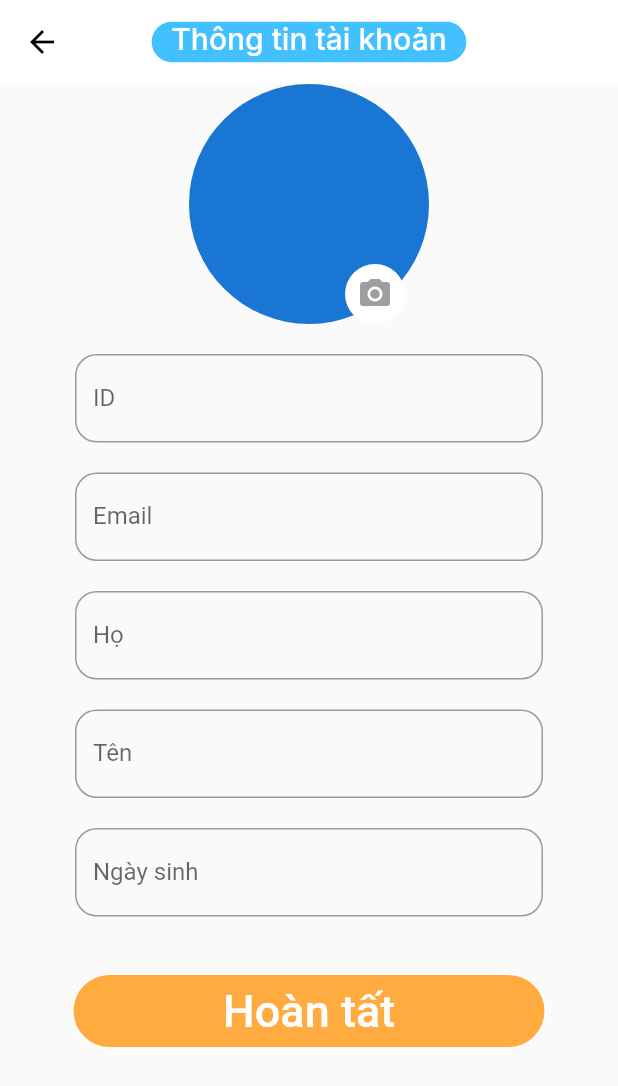
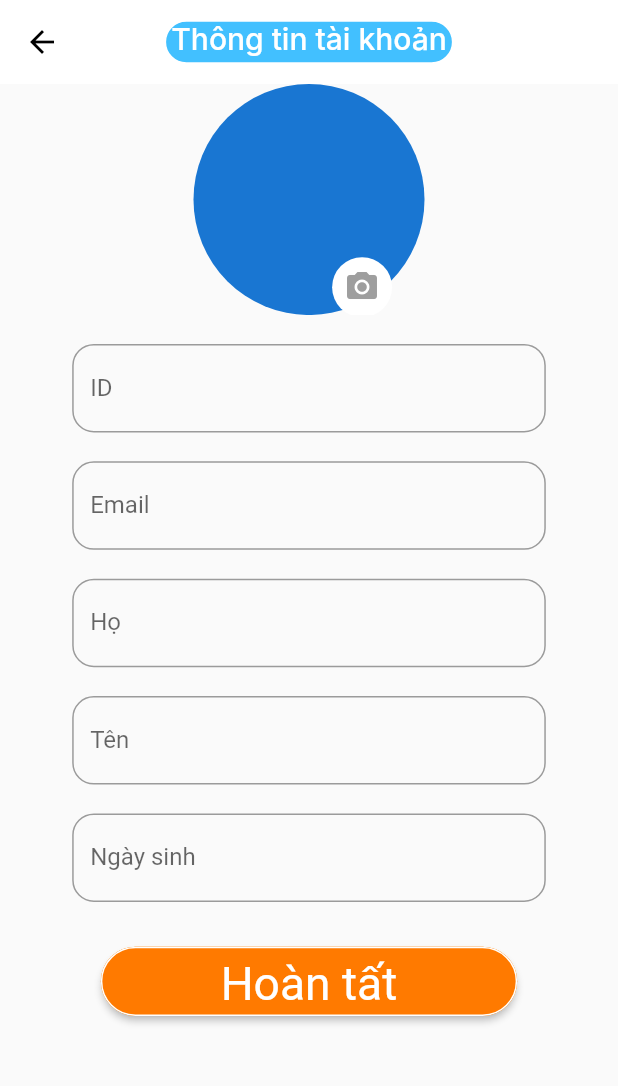
Before and after one commit to hieutran018/hab_app_trac_nghiem, a Flutter app: the screen it shows after launch, item 5 of the bottom bar chosen, after a tap on "Thông tin cá nhân", on a phone screen of 412 x 824 dp. Shown: the top 1086 px of the screen. Run offline on Flutter 3.47's test engine with Material 2 defaults, Android fonts, the phone set to English and light mode, and no system bars; our stand-ins replace bordered_text, flutter_screenutil, flutter_svg, google_fonts, persistent_bottom_nav_bar, shared_preferences and 2 more.

Commit message:
update UI info screen + setting screen + clean code 2 screen

```diff
--- a/lib/ui/main_screen.dart
+++ b/lib/ui/main_screen.dart
@@ -60,10 +60,6 @@ class MainScreenState extends State<MainScreen> {
 
   @override
   Widget build(BuildContext context) {
-    PersistentTabController _controller;
-
-    _controller = PersistentTabController(initialIndex: 0);
-
     return Scaffold(
       appBar: AppBar(
         backgroundColor: const Color.fromRGBO(66, 194, 255, 1),
@@ -82,7 +78,6 @@ class MainScreenState extends State<MainScreen> {
       ),
       body: PersistentTabView(
         context,
-        controller: _controller,
         confineInSafeArea: true,
         screens: screens(),
         items: navBarItems(),
--- a/lib/ui/setting_screen/info_screen.dart
+++ b/lib/ui/setting_screen/info_screen.dart
@@ -20,7 +20,7 @@ class _InfoScreenState extends State<InfoScreen> {
           color: Color.fromRGBO(0, 0, 0, 1),
         ),
         title: Container(
-          width: 220.w,
+          width: 200.w,
           height: 30.w,
           decoration: BoxDecoration(
             border: Border.all(color: Colors.white),
@@ -44,17 +44,17 @@ class _InfoScreenState extends State<InfoScreen> {
             children: [
               Center(
                 child: CircleAvatar(
-                  radius: 80,
+                  radius: 80.w,
                 ),
               ),
               Positioned(
-                top: 120,
-                left: 230,
-                child: CircleAvatar(
-                  backgroundColor: Colors.white,
+                top: 120.w,
+                left: 230.w,
+                child: const CircleAvatar(
+                  backgroundColor: Color.fromRGBO(255, 255, 255, 1),
                   child: Icon(
                     Icons.camera_alt,
-                    color: Colors.grey,
+                    color: Color.fromRGBO(158, 158, 158, 1),
                   ),
                 ),
               )
@@ -63,7 +63,7 @@ class _InfoScreenState extends State<InfoScreen> {
           Column(
             children: [
               Padding(
-                padding: EdgeInsets.only(top: 20, left: 50, right: 50),
+                padding: EdgeInsets.only(top: 20.w, left: 50.w, right: 50.w),
                 child: TextField(
                   decoration: InputDecoration(
                     border: OutlineInputBorder(
@@ -75,7 +75,7 @@ class _InfoScreenState extends State<InfoScreen> {
                 ),
               ),
               Padding(
-                padding: EdgeInsets.only(top: 20, left: 50, right: 50),
+                padding: EdgeInsets.only(top: 20.w, left: 50.w, right: 50.w),
                 child: TextField(
                   decoration: InputDecoration(
                     border: OutlineInputBorder(
@@ -87,7 +87,7 @@ class _InfoScreenState extends State<InfoScreen> {
                 ),
               ),
               Padding(
-                padding: EdgeInsets.only(top: 20, left: 50, right: 50),
+                padding: EdgeInsets.only(top: 20.w, left: 50.w, right: 50.w),
                 child: TextField(
                   decoration: InputDecoration(
                     border: OutlineInputBorder(
@@ -99,7 +99,7 @@ class _InfoScreenState extends State<InfoScreen> {
                 ),
               ),
               Padding(
-                padding: EdgeInsets.only(top: 20, left: 50, right: 50),
+                padding: EdgeInsets.only(top: 20.w, left: 50.w, right: 50.w),
                 child: TextField(
                   decoration: InputDecoration(
                     border: OutlineInputBorder(
@@ -111,7 +111,7 @@ class _InfoScreenState extends State<InfoScreen> {
                 ),
               ),
               Padding(
-                padding: EdgeInsets.only(top: 20, left: 50, right: 50),
+                padding: EdgeInsets.only(top: 20.w, left: 50.w, right: 50.w),
                 child: TextField(
                   decoration: InputDecoration(
                     border: OutlineInputBorder(
@@ -123,23 +123,32 @@ class _InfoScreenState extends State<InfoScreen> {
                 ),
               ),
               Padding(
-                padding: const EdgeInsets.only(top: 30, left: 40, right: 40),
-                child: TextButton(
-                  onPressed: () {},
+                padding: EdgeInsets.only(top: 30.w, left: 40.w, right: 40.w),
                 child: Container(
-                    height: 50,
+                  height: 50.w,
                   decoration: BoxDecoration(
                     border: Border.all(color: Colors.white),
                     borderRadius: BorderRadius.circular(25),
                     color: Colors.orangeAccent,
                   ),
-                    child: Center(
-                      child: Text(
+                  child: ElevatedButton(
+                      onPressed: () {},
+                      child: const Text(
                         "Hoàn tất",
-                        style: TextStyle(color: Colors.white, fontSize: 30),
+                        style:
+                            TextStyle(color: Color.fromRGBO(255, 255, 255, 1)),
                       ),
+                      style: ElevatedButton.styleFrom(
+                          primary: const Color.fromRGBO(255, 122, 0, 1),
+                          padding: EdgeInsets.symmetric(
+                              horizontal: 83.w, vertical: 7.w),
+                          textStyle: TextStyle(
+                            fontSize: 32.w,
                           ),
-                  ),
+                          shape: RoundedRectangleBorder(
+                              side: const BorderSide(
+                                  color: Color.fromRGBO(255, 255, 255, 1)),
+                              borderRadius: BorderRadius.circular(24.w)))),
                 ),
               ),
             ],
--- a/lib/ui/setting_screen/setting_screen.dart
+++ b/lib/ui/setting_screen/setting_screen.dart
@@ -14,14 +14,15 @@ class SettingScreen extends StatefulWidget {
 class SettingScreenState extends State<SettingScreen> {
   @override
   Widget build(BuildContext context) {
-    return ListView(
+    return SingleChildScrollView(
+        child: Column(
       children: [
         Center(
           child: Container(
             // padding: EdgeInsets.only(top: 10),
             margin: EdgeInsets.only(top: 10.w, bottom: 10.w),
-            // width: 20,
-            height: 50.w,
+            width: 150.w,
+            height: 30.w,
             decoration: BoxDecoration(
               color: Colors.lightBlue,
               border: Border.all(
@@ -71,9 +72,9 @@ class SettingScreenState extends State<SettingScreen> {
           ],
         ),
         Divider(
-          thickness: 2,
-          indent: 20,
-          endIndent: 20,
+          thickness: 2.w,
+          indent: 20.w,
+          endIndent: 20.w,
         ),
         TextButton(
           onPressed: () {
@@ -83,54 +84,58 @@ class SettingScreenState extends State<SettingScreen> {
           child: Row(
             children: [
               Padding(
-                padding: const EdgeInsets.only(left: 20),
-                child: Icon(
+                padding: EdgeInsets.only(left: 20.w),
+                child: const Icon(
                   Icons.person,
-                  color: Colors.black,
+                  color: Color.fromRGBO(0, 0, 0, 1),
                   size: 50,
                 ),
               ),
               Padding(
-                padding: EdgeInsets.only(left: 20),
+                padding: EdgeInsets.only(left: 2.w),
                 child: Text(
                   "Thông tin cá nhân",
-                  style: TextStyle(fontSize: 20, color: Colors.black87),
+                  style: TextStyle(
+                      fontSize: 20.w,
+                      color: const Color.fromRGBO(0, 0, 0, 0.867)),
                 ),
               ),
             ],
           ),
         ),
         Divider(
-          thickness: 2,
-          indent: 20,
-          endIndent: 20,
+          thickness: 2.w,
+          indent: 20.w,
+          endIndent: 20.w,
         ),
         TextButton(
           onPressed: () {},
           child: Row(
             children: [
               Padding(
-                padding: const EdgeInsets.only(left: 20),
+                padding: EdgeInsets.only(left: 20.w),
                 child: Icon(
                   Icons.history,
-                  size: 50,
-                  color: Colors.black,
+                  size: 50.w,
+                  color: const Color.fromRGBO(0, 0, 0, 1),
                 ),
               ),
               Padding(
-                padding: EdgeInsets.only(left: 20),
+                padding: EdgeInsets.only(left: 20.w),
                 child: Text(
                   "Lịch sử trận đấu",
-                  style: TextStyle(fontSize: 20, color: Colors.black87),
+                  style: TextStyle(
+                      fontSize: 20.w,
+                      color: const Color.fromRGBO(0, 0, 0, 0.867)),
                 ),
               ),
             ],
           ),
         ),
         Divider(
-          thickness: 2,
-          indent: 20,
-          endIndent: 20,
+          thickness: 2.w,
+          indent: 20.w,
+          endIndent: 20.w,
         ),
         TextButton(
           onPressed: () {
@@ -139,52 +144,56 @@ class SettingScreenState extends State<SettingScreen> {
           child: Row(
             children: [
               Padding(
-                padding: const EdgeInsets.only(left: 20),
+                padding: EdgeInsets.only(left: 20.w),
                 child: Icon(
                   Icons.lock_rounded,
-                  size: 50,
-                  color: Colors.black,
+                  size: 50.w,
+                  color: const Color.fromRGBO(0, 0, 0, 1),
                 ),
               ),
               Padding(
-                padding: EdgeInsets.only(left: 20),
+                padding: EdgeInsets.only(left: 20.w),
                 child: Text(
                   "Đổi mật khẩu",
-                  style: TextStyle(fontSize: 20, color: Colors.black87),
+                  style: TextStyle(
+                      fontSize: 20.w,
+                      color: const Color.fromRGBO(0, 0, 0, 0.867)),
                 ),
               ),
             ],
           ),
         ),
         Divider(
-          thickness: 2,
-          indent: 20,
-          endIndent: 20,
+          thickness: 2.w,
+          indent: 20.w,
+          endIndent: 20.w,
         ),
         TextButton(
           onPressed: () {},
           child: Row(
             children: [
               Padding(
-                padding: const EdgeInsets.only(left: 20),
+                padding: EdgeInsets.only(left: 20.w),
                 child: Icon(
                   Icons.logout,
-                  size: 50,
-                  color: Colors.black,
+                  size: 50.w,
+                  color: const Color.fromRGBO(0, 0, 0, 1),
                 ),
               ),
               Padding(
-                padding: EdgeInsets.only(left: 20),
+                padding: EdgeInsets.only(left: 20.w),
                 child: Text(
                   "Đăng xuất",
-                  style: TextStyle(fontSize: 20, color: Colors.black87),
+                  style: TextStyle(
+                      fontSize: 20.w,
+                      color: const Color.fromRGBO(0, 0, 0, 0.867)),
                 ),
               ),
             ],
           ),
         ),
       ],
-    );
+    ));
   }
 
   _buildDialog() {
```
Lines whose indentation alone changed are shown as unchanged.
